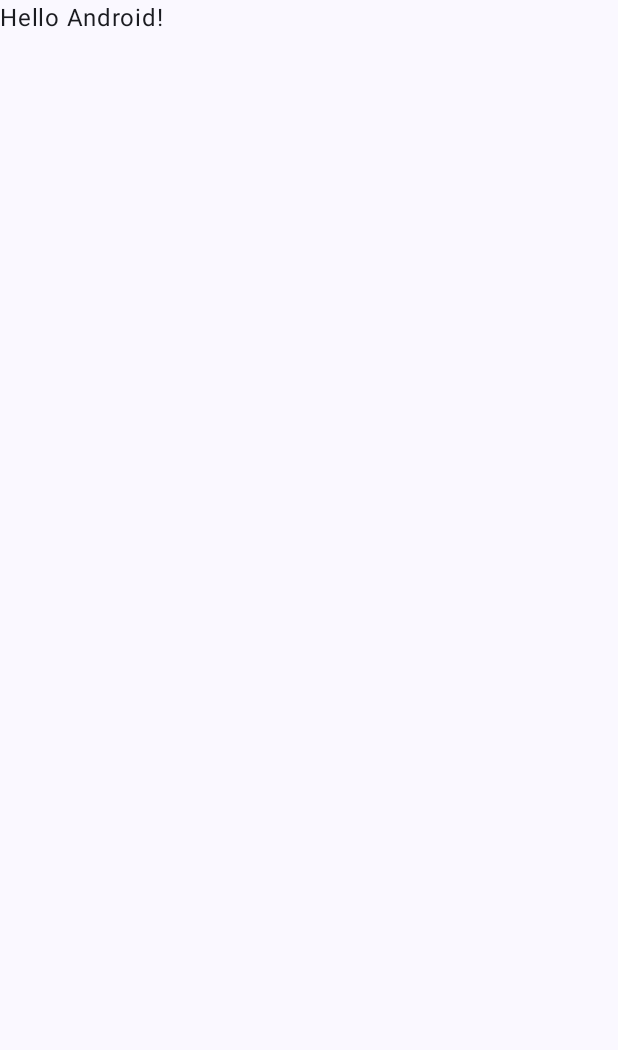
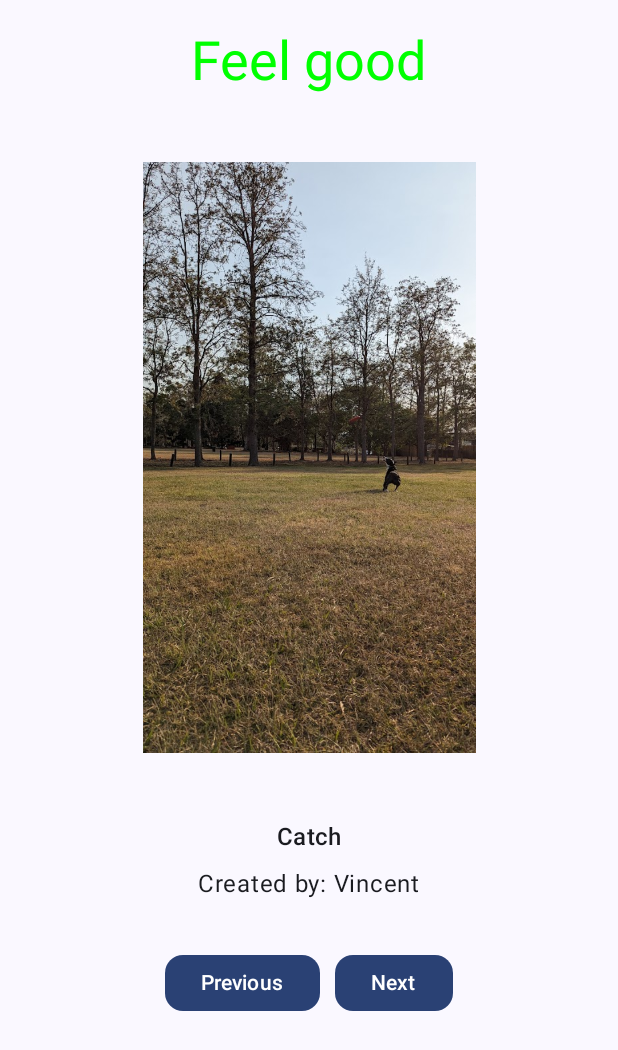
Before and after one commit to vschouppe/Mobile, an Android app built with Jetpack Compose: the screen it shows after launch (MainActivity), on a phone screen of 412 x 824 dp. Before the commit the part shown is almost empty. Shown: the top 1050 px of the screen. Run offline under Robolectric (Android 15) with nearby library versions, the light colour scheme and no system bars.

Commit message:
ArtApp: I created a little Art app showing pictures of ZOE

```diff
--- a/app/src/main/java/com/vschouppe/MainActivity.kt
+++ b/app/src/main/java/com/vschouppe/MainActivity.kt
@@ -1,15 +1,43 @@
 package com.vschouppe
 
 import android.os.Bundle
+import android.util.Log
 import androidx.activity.ComponentActivity
 import androidx.activity.compose.setContent
+import androidx.compose.foundation.Image
+import androidx.compose.foundation.background
+import androidx.compose.foundation.layout.Arrangement
+import androidx.compose.foundation.layout.Column
+import androidx.compose.foundation.layout.Row
+import androidx.compose.foundation.layout.Spacer
+import androidx.compose.foundation.layout.fillMaxHeight
 import androidx.compose.foundation.layout.fillMaxSize
+import androidx.compose.foundation.layout.fillMaxWidth
+import androidx.compose.foundation.layout.height
+import androidx.compose.foundation.layout.heightIn
+import androidx.compose.foundation.layout.padding
+import androidx.compose.foundation.layout.size
+import androidx.compose.foundation.layout.width
+import androidx.compose.material3.Button
 import androidx.compose.material3.MaterialTheme
 import androidx.compose.material3.Surface
 import androidx.compose.material3.Text
 import androidx.compose.runtime.Composable
+import androidx.compose.runtime.getValue
+import androidx.compose.runtime.mutableStateOf
+import androidx.compose.runtime.remember
+import androidx.compose.runtime.setValue
+import androidx.compose.ui.Alignment
 import androidx.compose.ui.Modifier
+import androidx.compose.ui.graphics.Color
+import androidx.compose.ui.res.painterResource
+import androidx.compose.ui.res.stringResource
+import androidx.compose.ui.text.TextStyle
+import androidx.compose.ui.text.font.FontStyle
 import androidx.compose.ui.tooling.preview.Preview
+import androidx.compose.ui.unit.dp
+import com.vschouppe.data.ArtInfo
+import com.vschouppe.data.myArtCollection
 import com.vschouppe.ui.theme.MobileAppsPlaygroundTheme
 
 class MainActivity : ComponentActivity() {
@@ -19,10 +47,12 @@
             MobileAppsPlaygroundTheme {
                 // A surface container using the 'background' color from the theme
                 Surface(
-                    modifier = Modifier.fillMaxSize(),
+                    modifier = Modifier,
                     color = MaterialTheme.colorScheme.background
                 ) {
-                    Greeting("Android")
+                    ArtWindow(modifier = Modifier
+                        .padding(10.dp)
+                        .fillMaxSize())
                 }
             }
         }
@@ -30,17 +60,130 @@
 }
 
 @Composable
-fun Greeting(name: String, modifier: Modifier = Modifier) {
-    Text(
-        text = "Hello $name!",
-        modifier = modifier
-    )
+fun ArtWindow(modifier: Modifier = Modifier) {
+    var pictureNumber by remember { mutableStateOf(0)}
+    Column (modifier = Modifier
+        .fillMaxHeight()){
+        Row (horizontalArrangement = Arrangement.Center,
+            verticalAlignment = Alignment.CenterVertically,
+            modifier = Modifier
+                .fillMaxWidth()
+                .fillMaxHeight(0.1f))
+        {
+            Text(text = stringResource(id = R.string.app_name_title),
+                style = MaterialTheme.typography.displaySmall,
+                color = Color.Green
+            )
+        }
+        Row (horizontalArrangement = Arrangement.Center,
+            verticalAlignment = Alignment.CenterVertically,
+            modifier = Modifier
+                .fillMaxWidth()
+                .fillMaxHeight(0.6f))
+        {
+            ArtScreen(myArtCollection.get(pictureNumber).drawable)
+        }
+        Row (horizontalArrangement = Arrangement.Center,
+            verticalAlignment = Alignment.CenterVertically,
+            modifier = Modifier
+                .fillMaxWidth()
+                .fillMaxHeight(0.3f))
+        {
+            ArtInfoScreen(myArtCollection.get(pictureNumber).artInfo)
+        }
+        Spacer(modifier = Modifier.height(20.dp))
+        Row (horizontalArrangement = Arrangement.Center,
+            verticalAlignment = Alignment.CenterVertically,
+            modifier = Modifier
+                .fillMaxWidth()
+                .fillMaxHeight(0.2f))
+        {
+            Log.d("Button row", "value of pictureNumber $pictureNumber")
+            Log.d("Button row", "value of myArtCollection.size $myArtCollection.size")
+            ButtonsScreen(
+                {if(pictureNumber > 0) pictureNumber-- else pictureNumber= myArtCollection.size-1},
+                {if(pictureNumber < myArtCollection.size-1) pictureNumber++ else pictureNumber=0})
+        }
+    }
 }
 
 @Preview(showBackground = true)
 @Composable
-fun GreetingPreview() {
-    MobileAppsPlaygroundTheme {
-        Greeting("Android")
+fun ArtWindowPreview() {
+    ArtWindow()
+}
+
+
+@Composable
+fun ArtScreen(
+    resource: Int,
+    modifier: Modifier = Modifier) {
+    Column(
+        horizontalAlignment= Alignment.CenterHorizontally,
+        verticalArrangement = Arrangement.Center,
+        modifier = modifier
+            .padding(25.dp))  {
+        Image(painter = painterResource(id = resource),
+            contentDescription = null,
+            modifier = Modifier.size(500.dp))
     }
 }
+
+@Preview(showBackground = true)
+@Composable
+fun ArtScreenPreview() {
+    ArtScreen(R.drawable.zoe1)
+}
+@Composable
+fun ArtInfoScreen(artInfo : ArtInfo, modifier: Modifier = Modifier) {
+    Column (
+        verticalArrangement= Arrangement.Center,
+        horizontalAlignment= Alignment.CenterHorizontally,
+        modifier = modifier
+            .background(MaterialTheme.colorScheme.background)){
+        Text(text = stringResource(id = artInfo.title),
+            style = MaterialTheme.typography.titleMedium)
+        Spacer(modifier = Modifier.heightIn(10.dp))
+        Text(text = "Created by: " + stringResource(id = artInfo.artist),
+            style = MaterialTheme.typography.bodyLarge)
+    }
+}
+
+@Preview(showBackground = true)
+@Composable
+fun ArtInfoScreenPreview() {
+    ArtInfoScreen(myArtCollection.get(0).artInfo)
+}
+@Composable
+fun ButtonsScreen(previous : () -> Unit,
+                  next : () -> Unit,
+        modifier: Modifier = Modifier) {
+    Log.d("ButtonsScreen", "value of previous $previous")
+    Log.d("ButtonsScreen", "value of next $next")
+    Row(horizontalArrangement= Arrangement.Center,
+        verticalAlignment= Alignment.CenterVertically,
+        modifier = modifier){
+        Button(
+            onClick = previous,
+            shape = MaterialTheme.shapes.medium
+        ){
+            Text(text = stringResource(id = R.string.button_previous))
+        }
+        Spacer(modifier = Modifier.width(10.dp))
+        Button(
+            onClick = next,
+            shape = MaterialTheme.shapes.medium
+        ){
+            Text(text = stringResource(id = R.string.button_next))
+        }
+    }
+}
+
+@Preview(showBackground = true)
+@Composable
+fun ButtonsScreenPreview() {
+    var pictureNumber = 1
+    ButtonsScreen(
+        {if(pictureNumber==0) myArtCollection.size-1 else pictureNumber--},
+        {if(pictureNumber==myArtCollection.size-1) pictureNumber=0 else pictureNumber++})
+}
--- /dev/null
+++ b/app/src/main/java/com/vschouppe/data/Art.kt
@@ -0,0 +1,19 @@
+package com.vschouppe.data
+
+import android.icu.text.CaseMap.Title
+import androidx.annotation.DrawableRes
+import androidx.annotation.StringRes
+import com.vschouppe.R
+
+val myArtCollection = listOf(
+    R.drawable.zoe1 to ArtInfo(R.string.title_Zoe1,R.string.artist_Zoe1),
+    R.drawable.zoe2 to ArtInfo(R.string.title_Zoe2,R.string.artist_Zoe2),
+    R.drawable.zoe3 to ArtInfo(R.string.title_Zoe3,R.string.artist_Zoe3),
+).map { Art(it.first, it.second) }
+
+data class Art(
+    @DrawableRes val drawable: Int,
+    val artInfo: ArtInfo
+)
+
+data class ArtInfo(val title: Int, val artist: Int)
--- a/app/src/main/res/values/strings.xml
+++ b/app/src/main/res/values/strings.xml
@@ -1,3 +1,16 @@
 <resources>
-    <string name="app_name">MobileAppsPlayground</string>
+    <string name="app_name">Art app</string>
+    <string name="app_name_title">Feel good</string>
+    <string name="button_previous">Previous</string>
+    <string name="button_next">Next</string>
+<!--    Zoe's pictures-->
+    <string name="title_Zoe1">Catch</string>
+    <string name="title_Zoe2">Ready?</string>
+    <string name="title_Zoe3">Come here</string>
+    <string name="artist_Zoe1">Vincent</string>
+    <string name="artist_Zoe2">Aimee</string>
+    <string name="artist_Zoe3">Park Ranger</string>
+
+
+
 </resources>
```
Also changed, not shown: app/src/main/res/drawable/zoe1.jpg (added), app/src/main/res/drawable/zoe2.jpg (added), app/src/main/res/drawable/zoe3.jpg (added), 1 other file.
